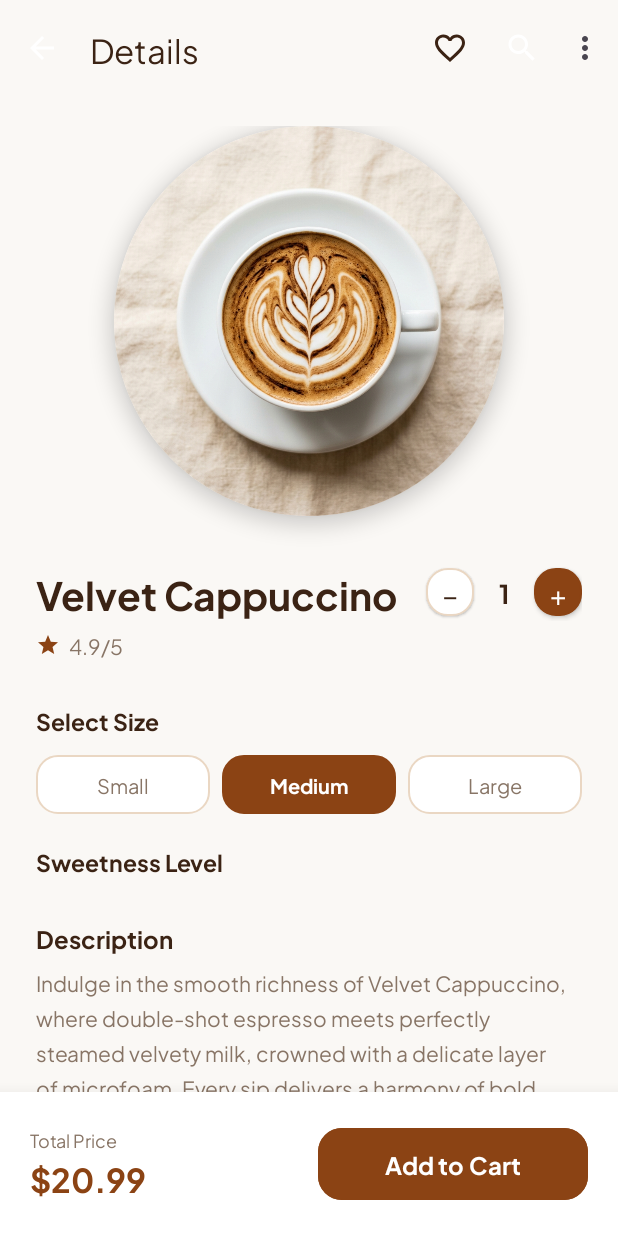
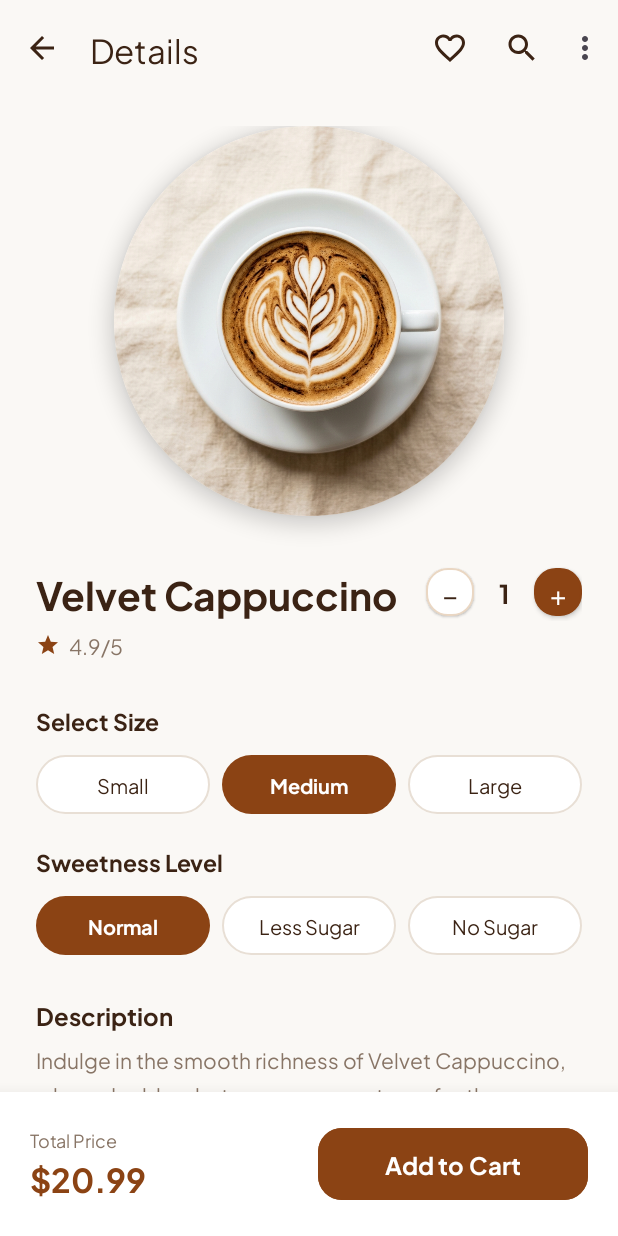
Before and after one commit to salsabilladheawan4/caca-pie, an Android app: the FifthActivity screen opened directly, with no data from a screen before it, on a phone screen of 412 x 824 dp. Run offline under Robolectric (Android 15) with nearby library versions, the phone set to English and light mode, and no system bars.

Commit message:
Penyelarasan palet warna desain, pembersihan emoji, dan peningkatan interaktivitas halaman Detail

```diff
--- a/app/src/main/java/com/example/caca_pie/pertemuan_5/FifthActivity.kt
+++ b/app/src/main/java/com/example/caca_pie/pertemuan_5/FifthActivity.kt
@@ -1,18 +1,26 @@
 package com.example.caca_pie.pertemuan_5
 
+import android.graphics.Color
+import android.graphics.Typeface
 import android.os.Bundle
 import android.view.Menu
 import android.view.MenuItem
+import android.widget.TextView
 import android.widget.Toast
 import androidx.appcompat.app.AppCompatActivity
 import androidx.core.view.ViewCompat
 import androidx.core.view.WindowInsetsCompat
 import com.example.caca_pie.R
 import com.example.caca_pie.databinding.ActivityFifthBinding
+import java.util.Locale
 
 class FifthActivity : AppCompatActivity() {
 
     private lateinit var binding: ActivityFifthBinding
+    private var quantity = 1
+    private var basePrice = 20.99
+    private var selectedSize = "Medium"
+    private var selectedSugar = "Normal"
 
     override fun onCreate(savedInstanceState: Bundle?) {
         super.onCreate(savedInstanceState)
@@ -35,20 +43,98 @@ class FifthActivity : AppCompatActivity() {
             setHomeAsUpIndicator(R.drawable.ic_arrow_back)
         }
 
+        setupSizeSelector()
+        setupSugarSelector()
+        setupQuantityStepper()
+        updatePriceDisplay()
+
         // Listener untuk tombol Add to Cart bawaan (Fitur 2: Keranjang Belanja Dinamis)
         binding.btnAddToCart.setOnClickListener {
             val prefs = getSharedPreferences("user_pref", MODE_PRIVATE)
             val currentQty = prefs.getInt("cart_cappuccino_qty", 0)
-            val newQty = if (currentQty > 0) currentQty + 1 else 1
+            val newQty = currentQty + quantity
 
             prefs.edit()
                 .putBoolean("cart_has_cappuccino", true)
                 .putInt("cart_cappuccino_qty", newQty)
                 .apply()
 
-            Toast.makeText(this, "Velvet Cappuccino ($newQty) dimasukkan ke keranjang! 🛒",
-                Toast.LENGTH_SHORT).show()
+            val formattedTotal = String.format(Locale.US, "$%.2f", basePrice * quantity)
+            Toast.makeText(
+                this,
+                "Velvet Cappuccino ($selectedSize, $selectedSugar) x$quantity dimasukkan ke keranjang ($formattedTotal)",
+                Toast.LENGTH_SHORT
+            ).show()
         }
+    }
+
+    private fun setupSizeSelector() {
+        val sizeChips = listOf(
+            binding.chipSizeSmall to ("Small" to 18.99),
+            binding.chipSizeMedium to ("Medium" to 20.99),
+            binding.chipSizeLarge to ("Large" to 22.99)
+        )
+
+        for ((chip, data) in sizeChips) {
+            chip.setOnClickListener {
+                selectedSize = data.first
+                basePrice = data.second
+                updateChipStyles(sizeChips.map { it.first }, chip)
+                updatePriceDisplay()
+            }
+        }
+    }
+
+    private fun setupSugarSelector() {
+        val sugarChips = listOf(
+            binding.chipSugarNormal to "Normal",
+            binding.chipSugarLess to "Less Sugar",
+            binding.chipSugarNo to "No Sugar"
+        )
+
+        for ((chip, level) in sugarChips) {
+            chip.setOnClickListener {
+                selectedSugar = level
+                updateChipStyles(sugarChips.map { it.first }, chip)
+            }
+        }
+    }
+
+    private fun updateChipStyles(chips: List<TextView>, selected: TextView) {
+        for (chip in chips) {
+            if (chip == selected) {
+                chip.setBackgroundResource(R.drawable.bg_chip_selected)
+                chip.setTextColor(Color.WHITE)
+                chip.setTypeface(null, Typeface.BOLD)
+            } else {
+                chip.setBackgroundResource(R.drawable.bg_chip)
+                chip.setTextColor(Color.parseColor("#3B2314"))
+                chip.setTypeface(null, Typeface.NORMAL)
+            }
+        }
+    }
+
+    private fun setupQuantityStepper() {
+        binding.btnMinus.setOnClickListener {
+            if (quantity > 1) {
+                quantity--
+                binding.tvQuantity.text = quantity.toString()
+                updatePriceDisplay()
+            }
+        }
+
+        binding.btnPlus.setOnClickListener {
+            if (quantity < 99) {
+                quantity++
+                binding.tvQuantity.text = quantity.toString()
+                updatePriceDisplay()
+            }
+        }
+    }
+
+    private fun updatePriceDisplay() {
+        val totalPrice = basePrice * quantity
+        binding.tvTotalPrice.text = String.format(Locale.US, "$%.2f", totalPrice)
     }
 
     override fun onCreateOptionsMenu(menu: Menu): Boolean {
@@ -84,7 +170,7 @@ class FifthActivity : AppCompatActivity() {
 
                 if (newFav) {
                     item.setIcon(R.drawable.ic_favorite_filled)
-                    Toast.makeText(this, "Ditambahkan ke menu Favorit ❤️", Toast.LENGTH_SHORT).show()
+                    Toast.makeText(this, "Ditambahkan ke menu Favorit", Toast.LENGTH_SHORT).show()
                 } else {
                     item.setIcon(R.drawable.ic_favorite_border)
                     Toast.makeText(this, "Dihapus dari menu Favorit", Toast.LENGTH_SHORT).show()
--- a/app/src/main/java/com/example/caca_pie/pertemuan_7/CartFragment.kt
+++ b/app/src/main/java/com/example/caca_pie/pertemuan_7/CartFragment.kt
@@ -89,7 +89,7 @@ class CartFragment : Fragment() {
             val formattedTotal = String.format(Locale.US, "$%.2f", total)
 
             AlertDialog.Builder(requireContext())
-                .setTitle("Pesanan Berhasil Dibuat! ☕")
+                .setTitle("Pesanan Berhasil Dibuat")
                 .setMessage("Terima kasih! Pesanan Anda ($qty cup Velvet Cappuccino) dengan total $formattedTotal telah kami terima. Mohon tunggu barista menyiapkan pesanan Anda.")
                 .setPositiveButton("Selesai") { dialog, _ ->
                     // Kosongkan keranjang setelah checkout sukses
--- a/app/src/main/res/drawable/bg_chip.xml
+++ b/app/src/main/res/drawable/bg_chip.xml
@@ -1,5 +1,6 @@
+<?xml version="1.0" encoding="utf-8"?>
 <shape xmlns:android="http://schemas.android.com/apk/res/android" android:shape="rectangle">
-    <solid android:color="@android:color/transparent" />
-    <stroke android:width="1dp" android:color="#E3D2C1" />
+    <solid android:color="#FFFFFF" />
+    <stroke android:width="1dp" android:color="#E8DFD5" />
     <corners android:radius="20dp" />
 </shape>
--- a/app/src/main/res/drawable/bg_chip_selected.xml
+++ b/app/src/main/res/drawable/bg_chip_selected.xml
@@ -1,5 +1,5 @@
+<?xml version="1.0" encoding="utf-8"?>
 <shape xmlns:android="http://schemas.android.com/apk/res/android" android:shape="rectangle">
-    <solid android:color="@color/jambang_chip" />
-    <stroke android:width="1dp" android:color="@color/jambang_orange" />
+    <solid android:color="#8B4314" />
     <corners android:radius="20dp" />
 </shape>
--- a/app/src/main/res/drawable/ic_arrow_back.xml
+++ b/app/src/main/res/drawable/ic_arrow_back.xml
@@ -4,6 +4,6 @@
     android:viewportWidth="24"
     android:viewportHeight="24">
     <path
-        android:fillColor="#FFFFFF"
+        android:fillColor="#3B2314"
         android:pathData="M20,11H7.83l5.59,-5.59L12,4l-8,8 8,8 1.41,-1.41L7.83,13H20v-2z" />
 </vector>
--- a/app/src/main/res/drawable/ic_search.xml
+++ b/app/src/main/res/drawable/ic_search.xml
@@ -4,6 +4,6 @@
     android:viewportWidth="24"
     android:viewportHeight="24">
     <path
-        android:fillColor="#FFFFFF"
+        android:fillColor="#3B2314"
         android:pathData="M15.5,14h-0.79l-0.28,-0.27C15.41,12.59 16,11.11 16,9.5 16,5.91 13.09,3 9.5,3S3,5.91 3,9.5 5.91,16 9.5,16c1.61,0 3.09,-0.59 4.23,-1.57l0.27,0.28v0.79l5,4.99L20.49,19l-4.99,-5zM9.5,14C7.01,14 5,11.99 5,9.5S7.01,5 9.5,5 14,7.01 14,9.5 11.99,14 9.5,14z" />
 </vector>
--- a/app/src/main/res/drawable/ic_settings.xml
+++ b/app/src/main/res/drawable/ic_settings.xml
@@ -4,6 +4,6 @@
     android:viewportWidth="24"
     android:viewportHeight="24">
     <path
-        android:fillColor="#FFFFFF"
+        android:fillColor="#3B2314"
         android:pathData="M19.14,12.94c0.04,-0.3 0.06,-0.61 0.06,-0.94 0,-0.32 -0.02,-0.64 -0.07,-0.94l2.03,-1.58c0.18,-0.14 0.23,-0.41 0.12,-0.61l-1.92,-3.32c-0.12,-0.22 -0.37,-0.29 -0.59,-0.22l-2.39,0.96c-0.5,-0.38 -1.03,-0.7 -1.62,-0.94L14.4,2.81c-0.04,-0.24 -0.24,-0.41 -0.48,-0.41h-3.84c-0.24,0 -0.43,0.17 -0.47,0.41L9.25,5.35C8.66,5.59 8.12,5.92 7.63,6.29L5.24,5.33c-0.22,-0.08 -0.47,0 -0.59,0.22L2.74,8.87C2.62,9.08 2.66,9.34 2.86,9.48l2.03,1.58C4.84,11.36 4.8,11.69 4.8,12s0.02,0.64 0.07,0.94l-2.03,1.58c-0.18,0.14 -0.23,0.41 -0.12,0.61l1.92,3.32c0.12,0.22 0.37,0.29 0.59,0.22l2.39,-0.96c0.5,0.38 1.03,0.7 1.62,0.94l0.36,2.54c0.05,0.24 0.24,0.41 0.48,0.41h3.84c0.24,0 0.44,-0.17 0.47,-0.41l0.36,-2.54c0.59,-0.24 1.13,-0.56 1.62,-0.94l2.39,0.96c0.22,0.08 0.47,0 0.59,-0.22l1.92,-3.32c0.12,-0.22 0.07,-0.47 -0.12,-0.61L19.14,12.94zM12,15.6c-1.98,0 -3.6,-1.62 -3.6,-3.6s1.62,-3.6 3.6,-3.6 3.6,1.62 3.6,3.6S13.98,15.6 12,15.6z" />
 </vector>
--- a/app/src/main/res/layout/activity_detail.xml
+++ b/app/src/main/res/layout/activity_detail.xml
@@ -20,6 +20,7 @@
             android:background="#FAF8F5"
             app:layout_scrollFlags="scroll|enterAlways"
             app:navigationIcon="@drawable/ic_arrow_back"
+            app:navigationIconTint="#3B2314"
             app:title="Product Details"
             app:titleTextColor="#3B2314" />
     </com.google.android.material.appbar.AppBarLayout>
@@ -130,7 +131,7 @@
                 <TextView
                     android:layout_width="wrap_content"
                     android:layout_height="wrap_content"
-                    android:text="Serving Suggestion 🍨"
+                    android:text="Serving Suggestion"
                     android:textSize="14sp"
                     android:textStyle="bold"
                     android:textColor="#3B2314"
--- a/app/src/main/res/layout/activity_developer_profile.xml
+++ b/app/src/main/res/layout/activity_developer_profile.xml
@@ -94,7 +94,7 @@
                     <TextView
                         android:layout_width="wrap_content"
                         android:layout_height="wrap_content"
-                        android:text="🎓 Politeknik Caltex Riau  •  Teknik Informatika"
+                        android:text="Politeknik Caltex Riau  •  Teknik Informatika"
                         android:textColor="#665548"
                         android:textSize="10sp" />
                 </LinearLayout>
@@ -106,7 +106,7 @@
                     android:layout_marginTop="14dp"
                     android:gravity="center"
                     android:lineSpacingExtra="4dp"
-                    android:text="Passionate software developer crafting mobile apps &amp; web experiences. Hobi: Jajan 🧋 | Kekuatan Terbesar: Problem solving &amp; logika pemrograman."
+                    android:text="Passionate software developer crafting mobile apps &amp; web experiences. Hobi: Jajan Kuliner | Kekuatan Terbesar: Problem solving &amp; logika pemrograman."
                     android:textColor="#665548"
                     android:textSize="11.5sp" />
 
--- a/app/src/main/res/layout/activity_fifth.xml
+++ b/app/src/main/res/layout/activity_fifth.xml
@@ -21,6 +21,7 @@
             android:background="#FAF8F5"
             app:layout_scrollFlags="scroll|enterAlways"
             app:navigationIcon="@drawable/ic_arrow_back"
+            app:navigationIconTint="#3B2314"
             app:title="Coffee Selection"
             app:titleTextColor="#3B2314" />
     </com.google.android.material.appbar.AppBarLayout>
@@ -72,16 +73,20 @@
                     android:textStyle="bold" />
 
                 <TextView
+                    android:id="@+id/btnMinus"
                     android:layout_width="32dp"
                     android:layout_height="32dp"
                     android:background="@drawable/bg_rounded_input"
+                    android:clickable="true"
+                    android:elevation="1dp"
+                    android:focusable="true"
                     android:gravity="center"
                     android:text="−"
                     android:textColor="#3B2314"
-                    android:textSize="18sp"
-                    android:elevation="1dp" />
+                    android:textSize="18sp" />
 
                 <TextView
+                    android:id="@+id/tvQuantity"
                     android:layout_width="40dp"
                     android:layout_height="wrap_content"
                     android:gravity="center"
@@ -91,15 +96,18 @@
                     android:textStyle="bold" />
 
                 <TextView
+                    android:id="@+id/btnPlus"
                     android:layout_width="32dp"
                     android:layout_height="32dp"
+                    android:background="@drawable/bg_rounded_input"
                     android:backgroundTint="#8B4314"
-                    android:background="@drawable/bg_rounded_input"
+                    android:clickable="true"
+                    android:elevation="2dp"
+                    android:focusable="true"
                     android:gravity="center"
                     android:text="+"
                     android:textColor="#FFFFFF"
-                    android:textSize="18sp"
-                    android:elevation="2dp" />
+                    android:textSize="18sp" />
             </LinearLayout>
 
             <!-- Rating -->
@@ -143,38 +151,48 @@
                 android:orientation="horizontal">
                 <!-- Size Chips -->
                 <TextView
+                    android:id="@+id/chipSizeSmall"
                     android:layout_width="0dp"
                     android:layout_height="wrap_content"
                     android:layout_weight="1"
                     android:layout_marginEnd="8dp"
-                    android:background="@drawable/bg_rounded_input"
+                    android:background="@drawable/bg_chip"
+                    android:clickable="true"
+                    android:focusable="true"
                     android:gravity="center"
                     android:paddingVertical="10dp"
                     android:text="Small"
-                    android:textColor="#887566"
+                    android:textColor="#3B2314"
                     android:textSize="13sp" />
+
                 <TextView
+                    android:id="@+id/chipSizeMedium"
                     android:layout_width="0dp"
                     android:layout_height="wrap_content"
                     android:layout_weight="1"
                     android:layout_marginEnd="8dp"
-                    android:backgroundTint="#8B4314"
-                    android:background="@drawable/bg_rounded_input"
+                    android:background="@drawable/bg_chip_selected"
+                    android:clickable="true"
+                    android:focusable="true"
                     android:gravity="center"
                     android:paddingVertical="10dp"
                     android:text="Medium"
                     android:textColor="#FFFFFF"
-                    android:textStyle="bold"
-                    android:textSize="13sp" />
+                    android:textSize="13sp"
+                    android:textStyle="bold" />
+
                 <TextView
+                    android:id="@+id/chipSizeLarge"
                     android:layout_width="0dp"
                     android:layout_height="wrap_content"
                     android:layout_weight="1"
-                    android:background="@drawable/bg_rounded_input"
+                    android:background="@drawable/bg_chip"
+                    android:clickable="true"
+                    android:focusable="true"
                     android:gravity="center"
                     android:paddingVertical="10dp"
                     android:text="Large"
-                    android:textColor="#887566"
+                    android:textColor="#3B2314"
                     android:textSize="13sp" />
             </LinearLayout>
 
@@ -186,6 +204,58 @@
                 android:textColor="#3B2314"
                 android:textSize="15sp"
                 android:textStyle="bold" />
+
+            <LinearLayout
+                android:layout_width="match_parent"
+                android:layout_height="wrap_content"
+                android:layout_marginTop="12dp"
+                android:orientation="horizontal">
+                <!-- Sweetness Chips -->
+                <TextView
+                    android:id="@+id/chipSugarNormal"
+                    android:layout_width="0dp"
+                    android:layout_height="wrap_content"
+                    android:layout_weight="1"
+                    android:layout_marginEnd="8dp"
+                    android:background="@drawable/bg_chip_selected"
+                    android:clickable="true"
+                    android:focusable="true"
+                    android:gravity="center"
+                    android:paddingVertical="10dp"
+                    android:text="Normal"
+                    android:textColor="#FFFFFF"
+                    android:textSize="13sp"
+                    android:textStyle="bold" />
+
+                <TextView
+                    android:id="@+id/chipSugarLess"
+                    android:layout_width="0dp"
+                    android:layout_height="wrap_content"
+                    android:layout_weight="1"
+                    android:layout_marginEnd="8dp"
+                    android:background="@drawable/bg_chip"
+                    android:clickable="true"
+                    android:focusable="true"
+                    android:gravity="center"
+                    android:paddingVertical="10dp"
+                    android:text="Less Sugar"
+                    android:textColor="#3B2314"
+                    android:textSize="13sp" />
+
+                <TextView
+                    android:id="@+id/chipSugarNo"
+                    android:layout_width="0dp"
+                    android:layout_height="wrap_content"
+                    android:layout_weight="1"
+                    android:background="@drawable/bg_chip"
+                    android:clickable="true"
+                    android:focusable="true"
+                    android:gravity="center"
+                    android:paddingVertical="10dp"
+                    android:text="No Sugar"
+                    android:textColor="#3B2314"
+                    android:textSize="13sp" />
+            </LinearLayout>
 
             <TextView
                 android:layout_width="wrap_content"
@@ -237,6 +307,7 @@
                     android:textColor="#887566"
                     android:textSize="12sp" />
                 <TextView
+                    android:id="@+id/tvTotalPrice"
                     android:layout_width="wrap_content"
                     android:layout_height="wrap_content"
                     android:text="@string/product_price"
--- a/app/src/main/res/layout/activity_main.xml
+++ b/app/src/main/res/layout/activity_main.xml
@@ -48,7 +48,7 @@
                             android:layout_height="match_parent"
                             android:contentDescription="Foto Profil"
                             android:scaleType="centerCrop"
-                            android:src="@drawable/ic_logo_jambang" />
+                            android:src="@drawable/profile" />
                     </androidx.cardview.widget.CardView>
 
                     <LinearLayout
@@ -68,7 +68,7 @@
                         <TextView
                             android:layout_width="wrap_content"
                             android:layout_height="wrap_content"
-                            android:text="Good Morning ✋"
+                            android:text="Good Morning"
                             android:textColor="#887566"
                             android:textSize="12sp" />
                     </LinearLayout>
--- a/app/src/main/res/values/strings.xml
+++ b/app/src/main/res/values/strings.xml
@@ -1,5 +1,5 @@
 <resources>
-    <string name="app_name">Jambang</string>
+    <string name="app_name">Jambang Space</string>
     <string name="btn_my_project">My Project</string>
     <string name="snack_title">Apple Pie Special</string>
     <string name="snack_nutrition">Kalori: 270 kkal\nLemak: 12g\nKarbohidrat: 35g\nProtein: 5g</string>
@@ -35,7 +35,7 @@
     <string name="logo_desc">Logo Jambang</string>
     <!-- Home Fragment -->
     <string name="user_name_placeholder">Salsabilla Dheawan</string>
-    <string name="welcome_text">Selamat datang! ☕</string>
+    <string name="welcome_text">Selamat datang!</string>
     <string name="search_hint">Cari menu, layanan, website...</string>
     <string name="menu_title">Menu Kami</string>
     <string name="label_best_seller">TERLARIS</string>
```
Also changed, not shown: app/src/main/res/layout/fragment_cart.xml (+7 -7 lines), app/src/main/res/layout/fragment_favorite.xml (+7 -7 lines).
